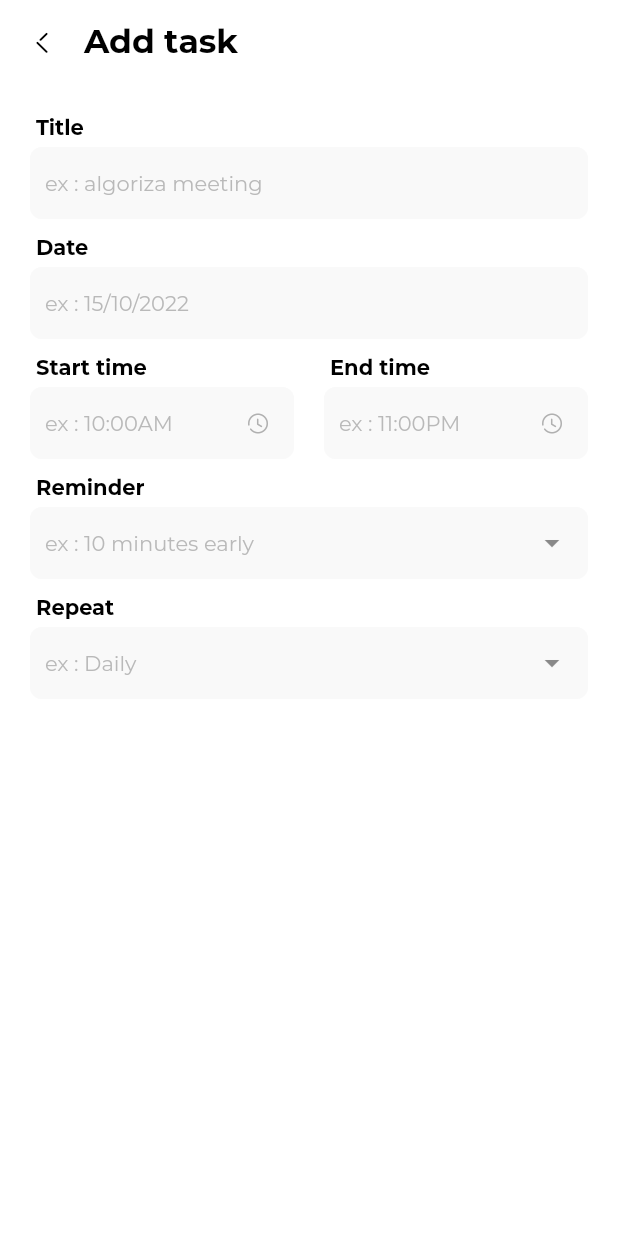
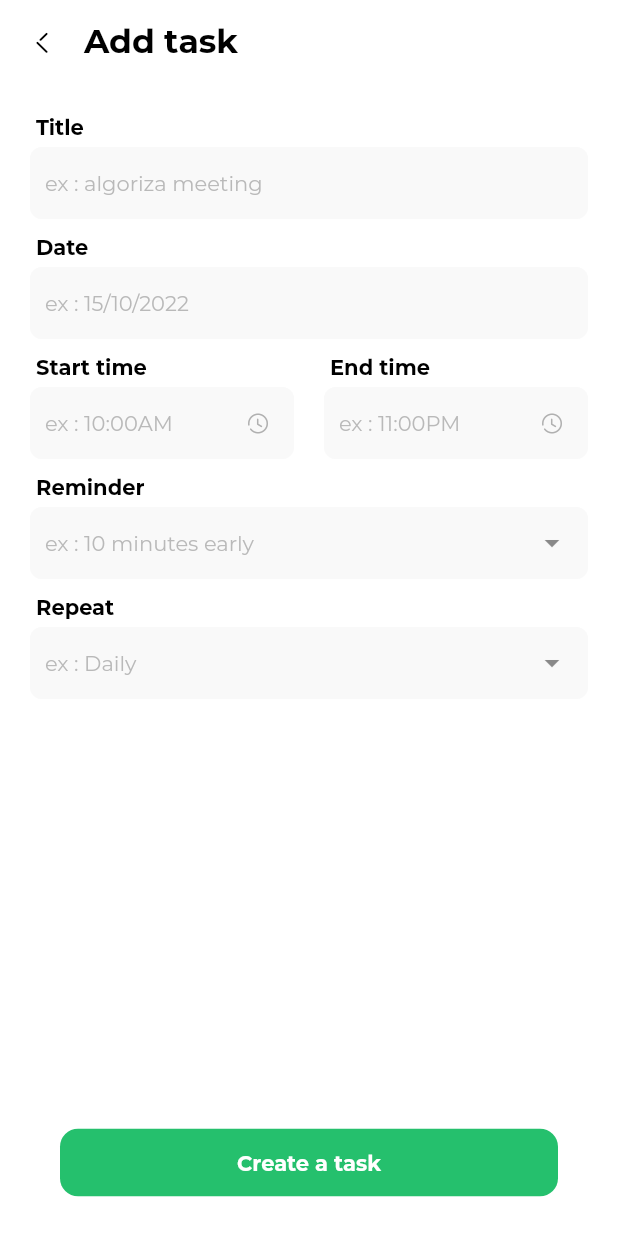
Before and after one commit to khater277/algoriza_todo, a Flutter app: the AddTaskScreen screen opened directly, on a phone screen of 412 x 824 dp. Run offline on Flutter 3.47's test engine with Material 2 defaults, Android fonts, the phone set to English and light mode, and no system bars; drawn by our look-alikes of dropdown_textfield; our stand-ins replace flutter_bloc.

Commit message:
Add Task

```diff
--- a/lib/presentation/screens/add_task/add_task_screen.dart
+++ b/lib/presentation/screens/add_task/add_task_screen.dart
@@ -3,7 +3,9 @@ import 'package:algoriza_todo/presentation/screens/add_task/add_task_components/
 import 'package:algoriza_todo/presentation/screens/board/board_components/appBar_title.dart';
 import 'package:algoriza_todo/presentation/styles/color_manager.dart';
 import 'package:algoriza_todo/presentation/styles/font/font_manager.dart';
+import 'package:algoriza_todo/presentation/styles/font/font_styles.dart';
 import 'package:algoriza_todo/presentation/styles/icons_broken.dart';
+import 'package:algoriza_todo/shared/widgets/elevated_button.dart';
 import 'package:dropdown_textfield/dropdown_textfield.dart';
 import 'package:flutter/material.dart';
 
@@ -64,10 +66,16 @@ class _AddTaskScreenState extends State<AddTaskScreen> {
       ),
       body: Padding(
         padding: const EdgeInsets.all(20.0),
-        child: SingleChildScrollView(
+        child: CustomScrollView(
+          slivers: [
+            SliverFillRemaining(
+              hasScrollBody: false,
               child: Column(
                 children: [
                   // Title text field
+                  Expanded(
+                    child: Column(
+                      children: [
                         TextFieldWithTitle(
                             controller: _titleController,
                             title: "Title",
@@ -115,6 +123,26 @@ class _AddTaskScreenState extends State<AddTaskScreen> {
                       ],
                     ),
                   ),
+                  Padding(
+                    padding: const EdgeInsets.symmetric(horizontal: 20,vertical: 5),
+                    child: DefaultElevatedButton(
+                        color: ColorManager.green,
+                        rounded: 12,
+                        height: 45,
+                        width: double.infinity,
+                        onPressed: (){
+                          // navigateTo(context: context, screen: const AddTaskScreen());
+                        },
+                        child: Text(
+                          "Create a task",
+                          style: getBoldStyle(fontColor: ColorManager.white,),
+                        )),
+                  )
+                ],
+              ),
+            )
+          ],
+        ),
       ),
     );
   }
```
Lines whose indentation alone changed are shown as unchanged.
